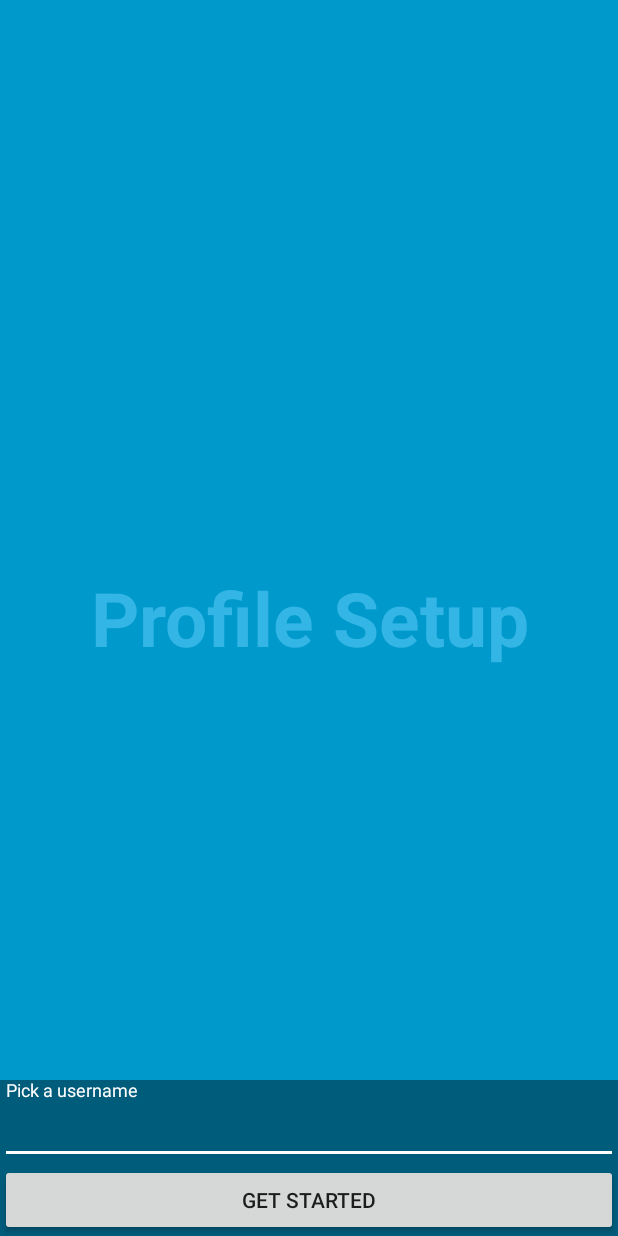
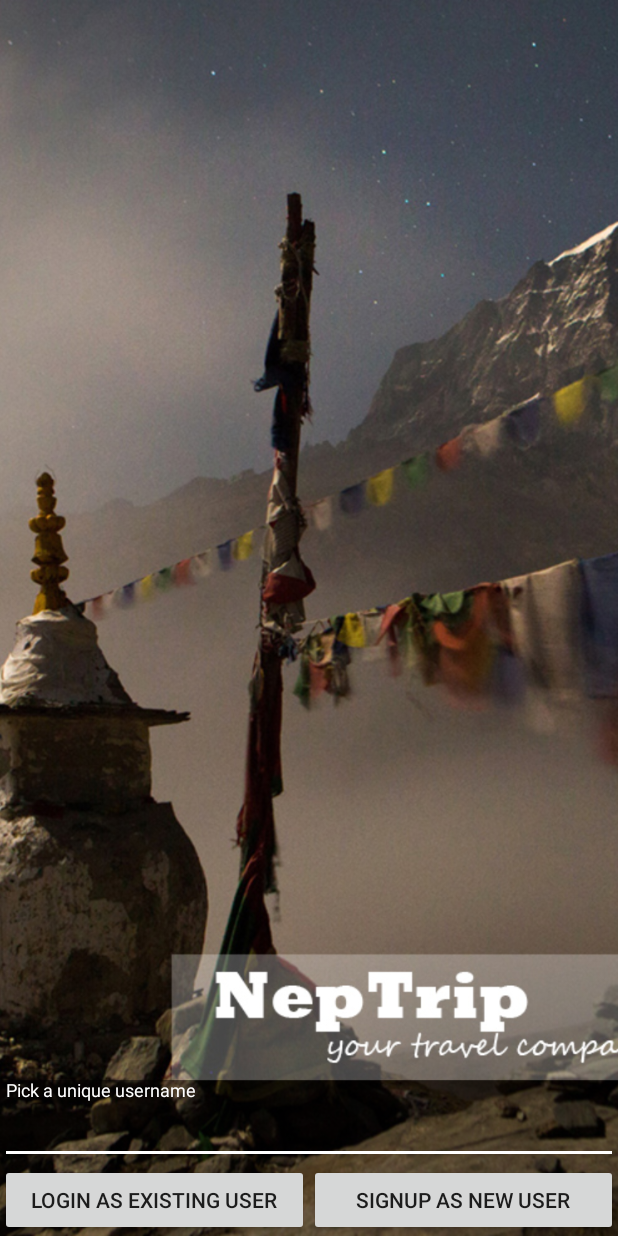
Before and after one commit to MrClan/ntf1, an Android app: the layout activity_usersetup.xml on its own in the app's theme, with its tools: preview values and no code run, on a phone screen of 412 x 824 dp. Run offline under Robolectric (Android 15) with nearby library versions, the phone set to English and light mode, and no system bars.

```diff
--- a/src/main/java/com/apptivators/ntcore/Models/User.java
+++ b/src/main/java/com/apptivators/ntcore/Models/User.java
@@ -10,6 +10,7 @@ public class User {
 
     public String ID;
 
+    public User(){}
     public User(String username, String fullName, String email) {
         this.username = username;
         this.fullName = fullName;
--- a/src/main/res/layout/activity_usersetup.xml
+++ b/src/main/res/layout/activity_usersetup.xml
@@ -8,7 +8,7 @@
     <!-- The primary full-screen view. This can be replaced with whatever view
          is needed to present your content, e.g. VideoView, SurfaceView,
          TextureView, etc. -->
-    <TextView
+    <ImageView
         android:id="@+id/fullscreen_content"
         android:layout_width="match_parent"
         android:layout_height="match_parent"
@@ -17,8 +17,9 @@
         android:text="@string/profile_setup"
         android:textColor="#33b5e5"
         android:textSize="50sp"
-        android:textStyle="bold" />
-
+        android:textStyle="bold"
+        android:scaleType="centerCrop"
+        android:src="@drawable/wallpaper"/>
 
 
     <!-- This FrameLayout insets its children based on system windows using
@@ -43,8 +44,6 @@
                 android:layout_height="wrap_content"
                 android:orientation="vertical">
 
-
-
                 <android.support.design.widget.TextInputLayout
                     android:layout_width="match_parent"
                     android:layout_height="wrap_content">
@@ -54,23 +53,40 @@
                         android:layout_width="match_parent"
                         android:layout_height="wrap_content"
                         android:hint="@string/prompt_username"
+                        android:imeOptions="actionDone"
                         android:inputType="text"
+                        android:maxLength="24"
                         android:maxLines="1"
-                        android:maxLength="24"
-                        android:singleLine="true"
-                        android:imeOptions="actionDone"/>
+                        android:singleLine="true" />
 
                 </android.support.design.widget.TextInputLayout>
 
 
-
-                <Button
-                    android:id="@+id/dummy_button"
-                    style="?metaButtonBarButtonStyle"
+                <LinearLayout
                     android:layout_width="match_parent"
                     android:layout_height="wrap_content"
-                    android:text="@string/user_setup_button"
-                    android:onClick="OnClick"/>
+                    android:orientation="horizontal"
+                    android:weightSum="100">
+
+                    <Button
+                        android:id="@+id/btnLogin"
+                        style="?metaButtonBarButtonStyle"
+                        android:layout_width="match_parent"
+                        android:layout_height="wrap_content"
+                        android:onClick="OnClick"
+                        android:text="@string/user_login"
+                        android:layout_weight="50"/>
+
+                    <Button
+                        android:id="@+id/dummy_button"
+                        style="?metaButtonBarButtonStyle"
+                        android:layout_width="match_parent"
+                        android:layout_height="wrap_content"
+                        android:onClick="OnClick"
+                        android:text="@string/user_signup"
+                        android:layout_weight="50"/>
+
+                </LinearLayout>
 
 
             </LinearLayout>
--- a/src/main/res/layout/nav_header_main.xml
+++ b/src/main/res/layout/nav_header_main.xml
@@ -18,6 +18,7 @@
         android:src="@drawable/img_preference_02" />
 
     <TextView
+        android:id="@+id/txtNavHeaderWelcome"
         android:layout_width="match_parent"
         android:layout_height="wrap_content"
         android:paddingTop="@dimen/nav_header_vertical_spacing"
--- a/src/main/res/menu/activity_menu_drawer.xml
+++ b/src/main/res/menu/activity_menu_drawer.xml
@@ -40,7 +40,7 @@
             <item
                 android:id="@+id/nav_login"
                 android:icon="@drawable/icon_login"
-                android:title="Login" />
+                android:title="Logout" />
         </menu>
     </item>
 
--- a/src/main/res/values/strings.xml
+++ b/src/main/res/values/strings.xml
@@ -24,7 +24,10 @@
 
     <string name="title_activity_usersetup">NepTrip - Profile Setup</string>
     <string name="user_setup_button">Get Started</string>
+    <string name="user_login">Login as existing user</string>
+    <string name="user_signup">Signup as new user</string>
     <string name="user_setup_content">Pick a username:</string>
     <string name="profile_setup">Profile Setup</string>
-    <string name="prompt_username">Pick a username</string>
+    <string name="prompt_username">Pick a unique username</string>
+    <string name="prompt_usernameExisting">Type your username</string>
 </resources>
```
Also changed, not shown: src/main/java/com/apptivators/ntcore/HomePage.java (+58 -49 lines), src/main/java/com/apptivators/ntcore/UsersetupActivity.java (+13 -16 lines), src/main/java/com/apptivators/ntcore/Utils/F.java (+27 -3 lines), src/main/java/com/apptivators/ntcore/Utils/U.java (+7 -0 lines).
